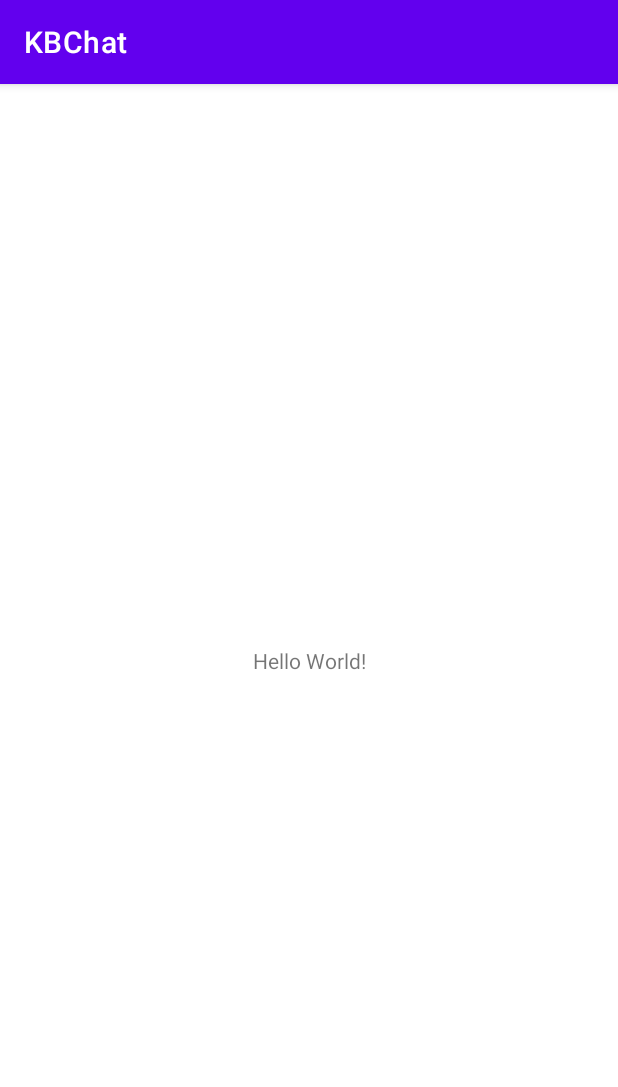
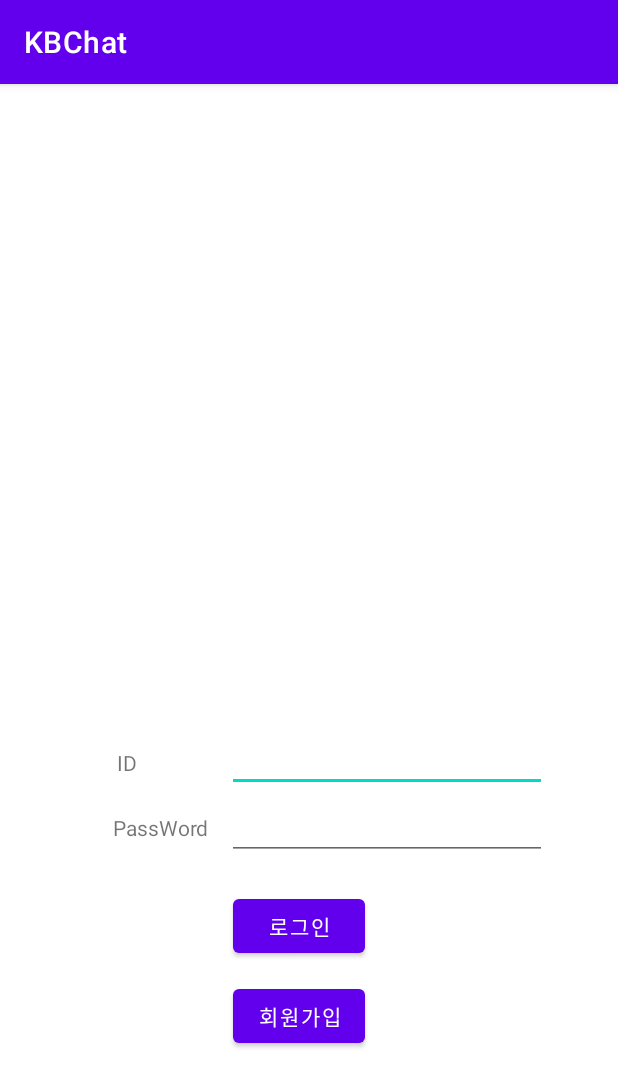
Before and after one commit to visionary55/native_chatApp, an Android app: the screen it shows after launch (MainActivity before the commit, LoginActivity after it), on a phone screen of 412 x 824 dp. Shown: the top 1087 px of the screen. Run offline under Robolectric (Android 15) with nearby library versions, the phone set to English and light mode, and no system bars; our stand-ins replace Firebase (no records; nobody signed in at launch, a user with empty details on screens opened directly).

Commit message:
로그인 및 기본 액티비티 설정 변경

```diff
--- a/app/src/main/AndroidManifest.xml
+++ b/app/src/main/AndroidManifest.xml
@@ -9,8 +9,9 @@
         android:roundIcon="@mipmap/ic_launcher_round"
         android:supportsRtl="true"
         android:theme="@style/Theme.KBChat">
+        <activity android:name=".MainActivity"/>
         <activity
-            android:name=".MainActivity"
+            android:name=".LoginActivity"
             android:exported="true">
             <intent-filter>
                 <action android:name="android.intent.action.MAIN" />
--- /dev/null
+++ b/app/src/main/java/com/kbds/nativedev/kbchat/LoginActivity.kt
@@ -0,0 +1,79 @@
+package com.kbds.nativedev.kbchat
+
+import android.content.Intent
+import android.os.Bundle
+import android.os.PersistableBundle
+import android.widget.Button
+import android.widget.EditText
+import android.widget.Toast
+import androidx.appcompat.app.AppCompatActivity
+import com.google.firebase.auth.FirebaseAuth
+import com.google.firebase.auth.FirebaseUser
+import com.google.firebase.auth.ktx.auth
+import com.google.firebase.ktx.Firebase
+
+private lateinit var auth: FirebaseAuth
+
+class LoginActivity: AppCompatActivity() {
+    override fun onCreate(savedInstanceState: Bundle?) {
+        super.onCreate(savedInstanceState)
+        setContentView(R.layout.activity_login)
+        auth = Firebase.auth
+
+        val email = findViewById<EditText>(R.id.email)
+        val password = findViewById<EditText>(R.id.password)
+
+        val login_btn = findViewById<Button>(R.id.login)
+        val signUp_btn = findViewById<Button>(R.id.signUp)
+
+        login_btn.setOnClickListener {
+            if(email.text.isEmpty() || password.text.isEmpty()){
+                Toast.makeText(this, "아이디와 비밀번호를 입력해 주세요.", Toast.LENGTH_SHORT).show()
+            } else {
+                signIn(email.text.toString(), password.text.toString())
+            }
+        }
+
+        signUp_btn.setOnClickListener {
+            Toast.makeText(this, "회원가입", Toast.LENGTH_SHORT).show()
+        }
+    }
+
+    private fun signIn(email: String, password: String) {
+        val intentMain = Intent(this, MainActivity::class.java)
+
+        auth.signInWithEmailAndPassword(email, password)
+            .addOnCompleteListener(this) {
+                task -> if (task.isSuccessful) {
+                    val user = auth.currentUser
+                    updateUI(user)
+                    finish()
+                    startActivity(intentMain)
+                } else {
+                    Toast.makeText(this, "아이디 또는 비밀번호가 잘못되었습니다.", Toast.LENGTH_SHORT).show()
+                    updateUI(null)
+                }
+            }
+    }
+
+    private fun updateUI(user: FirebaseUser?) {
+        val password = findViewById<EditText>(R.id.password)
+
+        if(user == null) {
+            password.setText("")
+        }
+    }
+    /*
+    public override fun onStart() {
+        super.onStart()
+        val currentUser = auth.currentUser
+        if(currentUser != null) {
+            reload();
+        }
+    }
+
+    private fun reload() {
+
+    }
+     */
+}
--- /dev/null
+++ b/app/src/main/res/layout/activity_login.xml
@@ -0,0 +1,74 @@
+<?xml version="1.0" encoding="utf-8"?>
+<androidx.constraintlayout.widget.ConstraintLayout xmlns:android="http://schemas.android.com/apk/res/android"
+    xmlns:app="http://schemas.android.com/apk/res-auto"
+    xmlns:tools="http://schemas.android.com/tools"
+    android:layout_width="match_parent"
+    android:layout_height="match_parent"
+    tools:context=".MainActivity">
+
+    <Button
+        android:id="@+id/signUp"
+        android:layout_width="wrap_content"
+        android:layout_height="wrap_content"
+        android:layout_marginStart="16dp"
+        android:layout_marginTop="80dp"
+        android:text="회원가입"
+        app:layout_constraintStart_toEndOf="@+id/textView2"
+        app:layout_constraintTop_toBottomOf="@+id/password" />
+
+    <TextView
+        android:id="@+id/textView"
+        android:layout_width="0dp"
+        android:layout_height="25dp"
+        android:layout_marginStart="78dp"
+        android:layout_marginTop="16dp"
+        android:layout_marginEnd="40dp"
+        android:layout_marginBottom="18dp"
+        android:text="ID"
+        app:layout_constraintBottom_toTopOf="@+id/textView2"
+        app:layout_constraintEnd_toStartOf="@+id/email"
+        app:layout_constraintStart_toStartOf="parent"
+        app:layout_constraintTop_toTopOf="@+id/email" />
+
+    <EditText
+        android:id="@+id/email"
+        android:layout_width="wrap_content"
+        android:layout_height="wrap_content"
+        android:layout_marginEnd="47dp"
+        android:layout_marginBottom="296dp"
+        android:ems="10"
+        android:inputType="textPersonName"
+        android:text=""
+        app:layout_constraintBottom_toBottomOf="parent"
+        app:layout_constraintEnd_toEndOf="parent"
+        app:layout_constraintStart_toEndOf="@+id/textView" />
+
+    <EditText
+        android:id="@+id/password"
+        android:layout_width="wrap_content"
+        android:layout_height="wrap_content"
+        android:ems="10"
+        android:inputType="textPassword"
+        app:layout_constraintStart_toStartOf="@+id/email"
+        app:layout_constraintTop_toBottomOf="@+id/email" />
+
+    <TextView
+        android:id="@+id/textView2"
+        android:layout_width="wrap_content"
+        android:layout_height="wrap_content"
+        android:layout_marginEnd="12dp"
+        android:text="PassWord"
+        app:layout_constraintBaseline_toBaselineOf="@+id/password"
+        app:layout_constraintEnd_toStartOf="@+id/password" />
+
+    <Button
+        android:id="@+id/login"
+        android:layout_width="wrap_content"
+        android:layout_height="wrap_content"
+        android:layout_marginStart="16dp"
+        android:layout_marginTop="20dp"
+        android:text="로그인"
+        app:layout_constraintStart_toEndOf="@+id/textView2"
+        app:layout_constraintTop_toBottomOf="@+id/password" />
+
+</androidx.constraintlayout.widget.ConstraintLayout>
--- a/app/src/main/res/layout/activity_main.xml
+++ b/app/src/main/res/layout/activity_main.xml
@@ -1,18 +1,24 @@
 <?xml version="1.0" encoding="utf-8"?>
-<androidx.constraintlayout.widget.ConstraintLayout xmlns:android="http://schemas.android.com/apk/res/android"
+<RelativeLayout xmlns:android="http://schemas.android.com/apk/res/android"
     xmlns:app="http://schemas.android.com/apk/res-auto"
     xmlns:tools="http://schemas.android.com/tools"
     android:layout_width="match_parent"
     android:layout_height="match_parent"
     tools:context=".MainActivity">
 
-    <TextView
-        android:layout_width="wrap_content"
+    <FrameLayout
+        android:id="@+id/fragment_frame"
+        android:layout_width="match_parent"
+        android:layout_height="match_parent"
+        android:layout_above="@+id/bottom_nav"
+        android:layout_alignParentTop="true"
+        />
+
+    <com.google.android.material.bottomnavigation.BottomNavigationView
+        android:id="@+id/bottom_nav"
+        android:layout_width="match_parent"
         android:layout_height="wrap_content"
-        android:text="Hello World!"
-        app:layout_constraintBottom_toBottomOf="parent"
-        app:layout_constraintLeft_toLeftOf="parent"
-        app:layout_constraintRight_toRightOf="parent"
-        app:layout_constraintTop_toTopOf="parent" />
-
-</androidx.constraintlayout.widget.ConstraintLayout>
+        android:layout_alignParentBottom="true"
+        android:layout_centerHorizontal="true"
+        app:menu="@menu/bottom_menu" />
+</RelativeLayout>
--- a/app/src/main/res/values/strings.xml
+++ b/app/src/main/res/values/strings.xml
@@ -1,3 +1,5 @@
 <resources>
     <string name="app_name">KBChat</string>
+    <!-- TODO: Remove or change this placeholder text -->
+    <string name="hello_blank_fragment">Hello blank fragment</string>
 </resources>
```
Also changed, not shown: app/build.gradle (+8 -4 lines), app/src/main/java/com/kbds/nativedev/kbchat/MainActivity.kt (+37 -0 lines), app/src/main/java/com/kbds/nativedev/kbchat/fragment/ChatFragment.kt (added, +34 -0 lines), app/src/main/java/com/kbds/nativedev/kbchat/fragment/FriendFragment.kt (added, +35 -0 lines), app/src/main/java/com/kbds/nativedev/kbchat/fragment/SettingFragment.kt (added, +34 -0 lines), app/src/main/res/layout/fragment_chat.xml (added, +14 -0 lines), app/src/main/res/layout/fragment_friend.xml (added, +14 -0 lines), app/src/main/res/layout/fragment_setting.xml (added, +14 -0 lines), app/src/main/res/menu/bottom_menu.xml (added, +15 -0 lines), build.gradle (+10 -10 lines).
